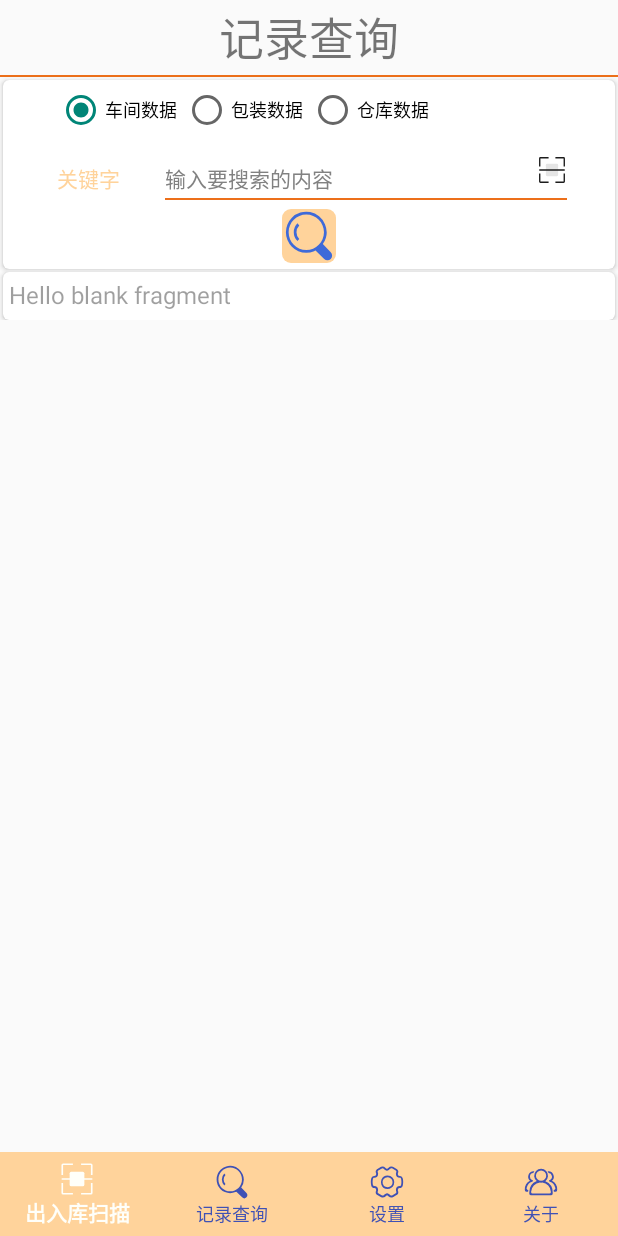
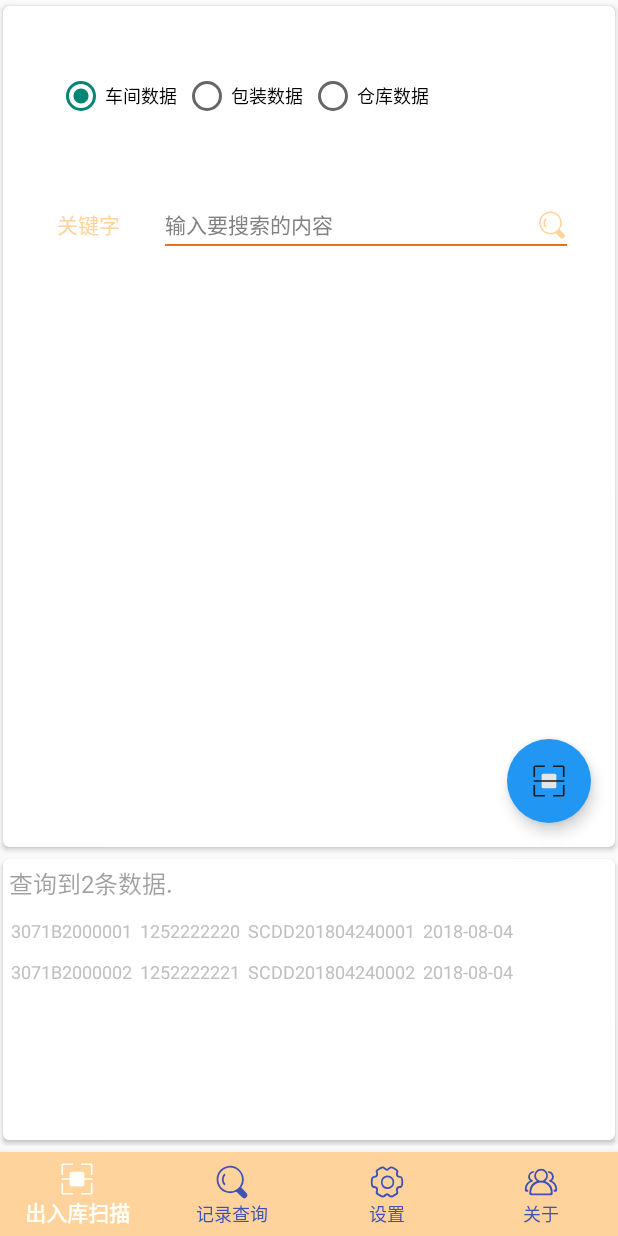
Before and after one commit to may2250/BarCodeSystem, an Android app: the fragment SearchFragment placed in its activity, after a tap on an icon or button, on a phone screen of 412 x 824 dp. Run offline under Robolectric (Android 15) with nearby library versions, the phone set to English and light mode, and no system bars; our stand-ins replace RxJava.

Commit message:
add fab button

```diff
--- a/android/app/build.gradle
+++ b/android/app/build.gradle
@@ -20,12 +20,12 @@ android {
         sourceCompatibility JavaVersion.VERSION_1_8
         targetCompatibility JavaVersion.VERSION_1_8
     }
-
     repositories {
         flatDir {
             dirs 'libs'
         }
     }
+    buildToolsVersion '28.0.1'
 }
 
 dependencies {
@@ -45,10 +45,8 @@ dependencies {
     //rxJava
     implementation 'io.reactivex.rxjava2:rxjava:2.0.1'
     implementation 'io.reactivex.rxjava2:rxandroid:2.0.1'
-
     implementation 'com.android.support:cardview-v7:28.0.0-beta01'
     implementation 'com.android.support:design:28.0.0-beta01'
-
     implementation 'com.android.support:support-v4:28.0.0-beta01'
     testImplementation 'junit:junit:4.12'
     androidTestImplementation 'com.android.support.test:runner:1.0.2'
--- a/android/app/src/main/java/barcode/along/barcode/fragment/SearchFragment.java
+++ b/android/app/src/main/java/barcode/along/barcode/fragment/SearchFragment.java
@@ -3,6 +3,7 @@ package barcode.along.barcode.fragment;
 import android.content.Intent;
 import android.os.Bundle;
 import android.support.annotation.Nullable;
+import android.support.design.widget.FloatingActionButton;
 import android.support.v4.app.Fragment;
 import android.support.v7.widget.RecyclerView;
 import android.support.v7.widget.StaggeredGridLayoutManager;
@@ -27,6 +28,7 @@ import barcode.along.barcode.LoginActivity;
 import barcode.along.barcode.MainActivity;
 import barcode.along.barcode.R;
 import barcode.along.barcode.Utils.MessageAdapter;
+import barcode.along.barcode.Utils.ToastUtil;
 import barcode.along.barcode.bean.ComMessageBean;
 import barcode.along.barcode.bean.QueryCmdBean;
 import barcode.along.barcode.bean.QueryResultBean;
@@ -41,6 +43,7 @@ public class SearchFragment extends Fragment {
     private ImageView btnsearch;
     private EditText txt_key;
     private TextView result_title;
+    private FloatingActionButton fabtn;
 
     private List<ComMessageBean> comMessageBeans;
 
@@ -76,6 +79,7 @@ public class SearchFragment extends Fragment {
         btnsearch = (ImageView) view.findViewById(R.id.btn_search);
         txt_key = (EditText) view.findViewById(R.id.et_searchkey);
         result_title = (TextView) view.findViewById(R.id.detail_title);
+        fabtn = (FloatingActionButton) view.findViewById(R.id.fab);
 
         RecyclerView recyclerView = (RecyclerView) view.findViewById(R.id.recycler_view);
         StaggeredGridLayoutManager layoutManager = new StaggeredGridLayoutManager(1,StaggeredGridLayoutManager.VERTICAL);
@@ -97,7 +101,25 @@ public class SearchFragment extends Fragment {
                 }else{
                     querycmd.setQuerycmd(2);
                 }
-                ApiService.getApiService().getProduct(new HttpObserver<QueryResultBean>() {
+
+                result_title.setText("查询到2条数据.");
+                comMessageBeans = new ArrayList<>();
+                ComMessageBean messageBean = new ComMessageBean();
+                messageBean.setMac("3071B2000001");
+                messageBean.setSn("1252222220");
+                messageBean.setOptdate("2018-08-04");
+                messageBean.setOrderid("SCDD201804240001");
+                comMessageBeans.add(messageBean);
+
+                messageBean = new ComMessageBean();
+                messageBean.setMac("3071B2000002");
+                messageBean.setSn("1252222221");
+                messageBean.setOptdate("2018-08-04");
+                messageBean.setOrderid("SCDD201804240002");
+                comMessageBeans.add(messageBean);
+                MessageAdapter adapter = new MessageAdapter(comMessageBeans);
+                recyclerView.setAdapter(adapter);
+               /* ApiService.getApiService().getProduct(new HttpObserver<QueryResultBean>() {
                     @Override
                     public void onNext(QueryResultBean resultBean) {
                         Log.d("SearchFragment", "onNext: ");
@@ -126,7 +148,14 @@ public class SearchFragment extends Fragment {
                     public void getDisposable(Disposable disposable) {
                         //addDisposable(disposable);
                     }
-                },gson.toJson(querycmd));
+                },gson.toJson(querycmd));*/
+            }
+        });
+
+        fabtn.setOnClickListener(new View.OnClickListener(){
+            @Override
+            public void onClick(View view) {
+                ToastUtil.showShort("xxxxxxxxxx");
             }
         });
     }
--- a/android/app/src/main/res/drawable/search_l.xml
+++ b/android/app/src/main/res/drawable/search_l.xml
@@ -1,12 +1,12 @@
 <?xml version="1.0" encoding="utf-8"?>
 <vector xmlns:android="http://schemas.android.com/apk/res/android"
-    android:width="36dp"
-    android:height="36dp"
+    android:width="24dp"
+    android:height="24dp"
     android:viewportWidth="1024"
     android:viewportHeight="1024">
 
     <path
-        android:fillColor="#3e6ad9"
+        android:fillColor="#ffd39b"
         android:pathData="M949.76,884.326 A88.68864,88.68864,0,0,1,924.119,947.005
 A87.14752,87.14752,0,0,1,800.353,947.174 L636.057,786.298
 A382.4128,382.4128,0,0,1,609.617,798.919
--- a/android/app/src/main/res/layout/activity_main.xml
+++ b/android/app/src/main/res/layout/activity_main.xml
@@ -1,5 +1,5 @@
 <?xml version="1.0" encoding="utf-8"?>
-<LinearLayout xmlns:android="http://schemas.android.com/apk/res/android"
+<android.support.design.widget.CoordinatorLayout xmlns:android="http://schemas.android.com/apk/res/android"
     xmlns:app="http://schemas.android.com/apk/res-auto"
     android:orientation="vertical"
     android:layout_width="match_parent"
@@ -8,15 +8,8 @@
     <FrameLayout
         android:id="@+id/fragment"
         android:layout_width="match_parent"
-        android:layout_height="0dp"
-        android:layout_weight="1">
-
-    </FrameLayout>
-
-    <FrameLayout
-        android:layout_width="match_parent"
-        android:layout_height="?attr/actionBarSize"
-        android:clipToPadding="true">
+        android:layout_height="match_parent"
+        android:layout_marginBottom="56dp" />
 
     <android.support.design.widget.BottomNavigationView
         android:id="@+id/navigation"
@@ -28,6 +21,4 @@
         app:itemTextColor="@color/bottom_item_icon_tint_list"
         app:menu="@menu/navigation" />
 
-    </FrameLayout>
-
-</LinearLayout>
+</android.support.design.widget.CoordinatorLayout>
--- a/android/app/src/main/res/layout/fragment_search.xml
+++ b/android/app/src/main/res/layout/fragment_search.xml
@@ -1,5 +1,5 @@
 <?xml version="1.0" encoding="utf-8"?>
-<FrameLayout xmlns:android="http://schemas.android.com/apk/res/android"
+<android.support.constraint.ConstraintLayout xmlns:android="http://schemas.android.com/apk/res/android"
     xmlns:tools="http://schemas.android.com/tools"
     android:layout_width="match_parent"
     android:layout_height="match_parent"
@@ -8,27 +8,19 @@
     <LinearLayout
         android:orientation="vertical"
         android:layout_width="match_parent"
-        android:layout_height="wrap_content">
-
-        <TextView
-            android:layout_width="match_parent"
-            android:layout_height="50dp"
-            android:text="@string/title_search"
-            android:gravity="center"
-            android:textSize="30sp"
-            />
-        <View android:layout_width="match_parent" android:layout_height="@dimen/dp_1"
-            android:background="@color/orange_main"
-            />
+        android:layout_height="match_parent"
+        android:layout_marginBottom="@dimen/margin_tiny">
 
         <android.support.v7.widget.CardView
             xmlns:android="http://schemas.android.com/apk/res/android"
             android:id="@+id/card_header"
             android:layout_width="match_parent"
-            android:layout_height="wrap_content"
+            android:layout_height="0dp"
+            android:layout_weight="3"
             android:layout_marginLeft="@dimen/dp_2"
             android:layout_marginRight="@dimen/dp_2"
-            android:layout_marginTop="@dimen/dp_2"
+            android:layout_marginTop="@dimen/dp_4"
+            android:layout_marginBottom="@dimen/dp_4"
             xmlns:app="http://schemas.android.com/apk/res-auto"
             app:cardCornerRadius="4dp"
             android:elevation="5dp">
@@ -41,7 +33,7 @@
 
                 <RelativeLayout
                     android:layout_width="match_parent"
-                    android:layout_height="@dimen/dp_40"
+                    android:layout_height="@dimen/dp_80"
                     android:layout_marginLeft="@dimen/margin_large"
                     android:layout_marginRight="@dimen/margin_large">
                     <RadioGroup
@@ -82,7 +74,7 @@
 
                 <RelativeLayout
                     android:layout_width="match_parent"
-                    android:layout_height="@dimen/dp_40"
+                    android:layout_height="@dimen/dp_80"
                     android:layout_marginLeft="@dimen/margin_large"
                     android:layout_marginRight="@dimen/margin_large">
                     <TextView
@@ -112,11 +104,12 @@
                         android:textSize="@dimen/text_size_normal"/>
 
                     <ImageView
-                        android:id="@+id/iv_barcode"
-                        android:layout_width="@dimen/image_height_litter"
-                        android:layout_height="@dimen/image_height_litter"
-                        android:src="@drawable/barcodescanner"
-                        android:layout_centerVertical="true"
+                        android:id="@+id/btn_search"
+                        android:layout_width="@dimen/dp_20"
+                        android:layout_height="@dimen/dp_20"
+                        android:layout_marginBottom="@dimen/margin_tiny"
+                        android:src="@drawable/search_l"
+                        android:layout_alignParentBottom="true"
                         android:layout_alignParentRight="true"
                         android:scaleType="fitXY"
                         />
@@ -131,30 +124,33 @@
 
                 </RelativeLayout>
 
-                <ImageView
-                    android:id="@+id/btn_search"
-                    android:layout_marginTop="@dimen/dp_6"
-                    android:layout_width="wrap_content"
-                    android:layout_height="wrap_content"
-                    android:background="@drawable/btn_orange_selector"
-                    android:src="@drawable/search_l"
-                    android:layout_gravity="center"
-                    android:scaleType="fitXY"
-
-                    />
-
             </LinearLayout>
+            <android.support.design.widget.FloatingActionButton
+                android:id="@+id/fab"
+                android:layout_width="wrap_content"
+                android:layout_height="wrap_content"
+                android:layout_gravity="right|bottom"
+                android:layout_margin="16dp"
+                android:src="@drawable/barcodescanner"
+                app:backgroundTint="@color/blue"
+                app:borderWidth="0dp"
+                app:elevation="6dp"
+                app:fabSize="normal"
+                app:pressedTranslationZ="10dp"
+                app:rippleColor="@color/blue_semi_transparent" />
 
         </android.support.v7.widget.CardView>
 
         <android.support.v7.widget.CardView
             xmlns:android="http://schemas.android.com/apk/res/android"
-            android:id="@+id/card_detail"
+            android:id="@+id/card_content"
             android:layout_width="match_parent"
-            android:layout_height="match_parent"
+            android:layout_height="0dp"
+            android:layout_weight="1"
             android:layout_marginLeft="@dimen/dp_2"
             android:layout_marginRight="@dimen/dp_2"
-            android:layout_marginTop="@dimen/dp_2"
+            android:layout_marginTop="@dimen/dp_4"
+            android:layout_marginBottom="@dimen/dp_4"
             xmlns:app="http://schemas.android.com/apk/res-auto"
             app:cardCornerRadius="4dp"
             android:elevation="5dp">
@@ -167,10 +163,10 @@
                 <TextView
                     android:id="@+id/detail_title"
                     android:layout_margin="@dimen/dp_4"
-                    android:layout_width="wrap_content"
+                    android:layout_width="match_parent"
                     android:layout_height="wrap_content"
                     android:textSize="16sp"
-                    android:text="@string/hello_blank_fragment"
+                    android:text="@string/str_queryresult"
                     android:alpha="0.7"/>
 
                 <android.support.v7.widget.RecyclerView
@@ -178,12 +174,10 @@
                     android:layout_marginTop="@dimen/dp_2"
                     android:layout_width="match_parent"
                     android:layout_height="match_parent" />
+
             </LinearLayout>
-
 
         </android.support.v7.widget.CardView>
 
     </LinearLayout>
-
-
-</FrameLayout>
+</android.support.constraint.ConstraintLayout>
--- a/android/app/src/main/res/layout/message_item.xml
+++ b/android/app/src/main/res/layout/message_item.xml
@@ -9,13 +9,17 @@
         android:id="@+id/product_mac"
         android:layout_width="wrap_content"
         android:layout_height="wrap_content"
-        android:layout_gravity="center_horizontal"/>
+        android:layout_gravity="center_horizontal"
+        android:textSize="12sp"
+        android:textColor="@color/tv_gray_normal"/>
 
     <TextView
         android:id="@+id/product_sn"
         android:layout_width="wrap_content"
         android:layout_height="wrap_content"
         android:layout_gravity="center"
+        android:textSize="12sp"
+        android:textColor="@color/tv_gray_normal"
         android:layout_marginLeft="5dp"/>
 
     <TextView
@@ -23,6 +27,8 @@
         android:layout_width="wrap_content"
         android:layout_height="wrap_content"
         android:layout_gravity="center"
+        android:textSize="12sp"
+        android:textColor="@color/tv_gray_normal"
         android:layout_marginLeft="5dp"/>
 
     <TextView
@@ -30,6 +36,8 @@
         android:layout_width="wrap_content"
         android:layout_height="wrap_content"
         android:layout_gravity="center"
+        android:textSize="12sp"
+        android:textColor="@color/tv_gray_normal"
         android:layout_marginLeft="5dp"/>
 
 </LinearLayout>
--- a/android/app/src/main/res/values/strings.xml
+++ b/android/app/src/main/res/values/strings.xml
@@ -15,6 +15,7 @@
     <string name="searchkey">关键字</string>
     <string name="tip_searchkey">输入要搜索的内容</string>
     <string name="str_query">查询</string>
+    <string name="str_queryresult">查询结果</string>
 
     <!-- TODO: Remove or change this placeholder text -->
     <string name="hello_blank_fragment">Hello blank fragment</string>
```
Also changed, not shown: android/app/src/main/AndroidManifest.xml (+7 -5 lines), android/app/src/main/java/barcode/along/barcode/MainActivity.java (+23 -3 lines). Lines whose indentation alone changed are shown as unchanged.
